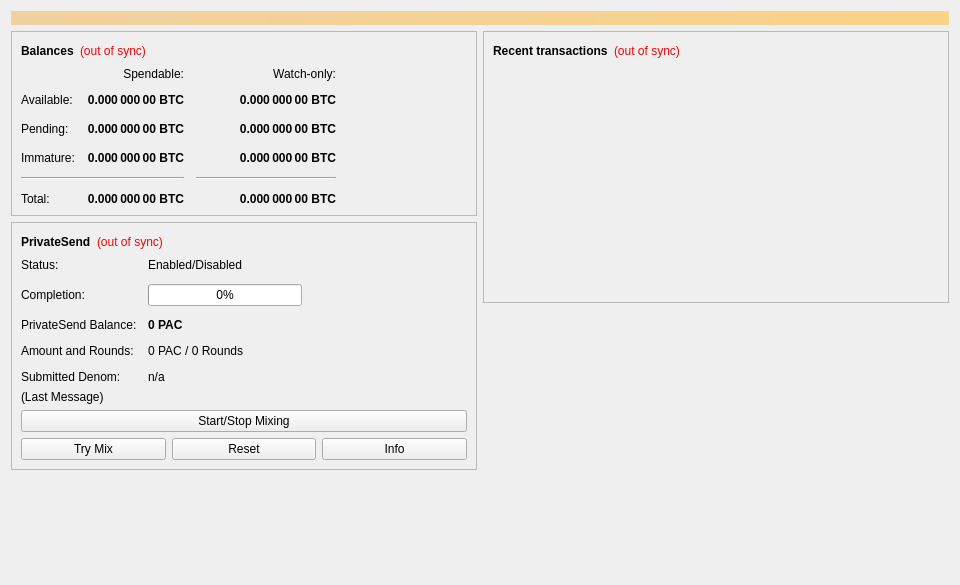
The window that src/qt/forms/overviewpage.ui (theRealDijida/PAC) describes before a commit, drawn with Qt 5.
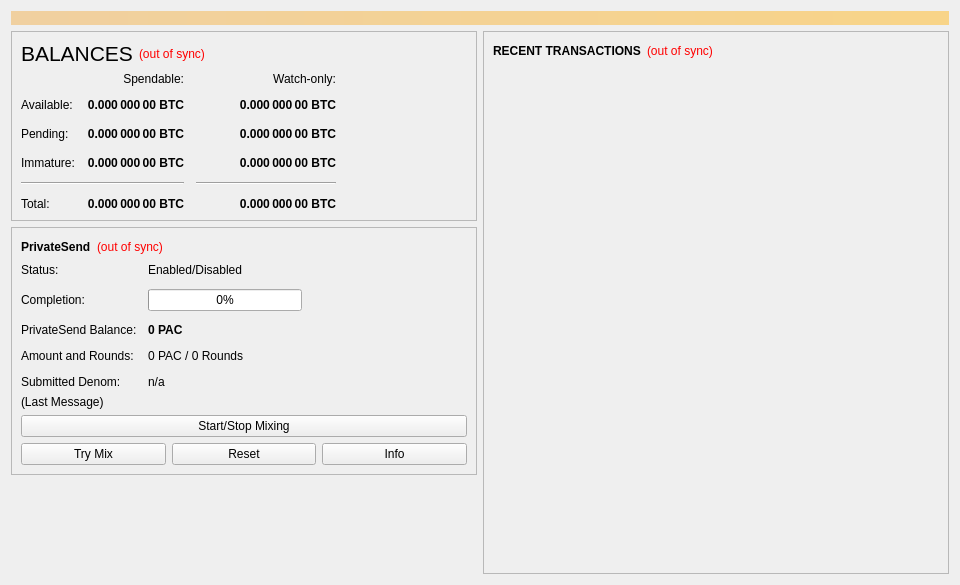
The same window after the commit.

```diff
--- a/src/qt/forms/overviewpage.ui
+++ b/src/qt/forms/overviewpage.ui
@@ -58,12 +58,13 @@
              <widget class="QLabel" name="label_5">
               <property name="font">
                <font>
-                <weight>75</weight>
-                <bold>true</bold>
+                <pointsize>16</pointsize>
+                <weight>50</weight>
+                <bold>false</bold>
                </font>
               </property>
               <property name="text">
-               <string>Balances</string>
+               <string>BALANCES</string>
               </property>
              </widget>
             </item>
@@ -676,7 +677,7 @@
                </font>
               </property>
               <property name="text">
-               <string>Recent transactions</string>
+               <string>RECENT TRANSACTIONS</string>
               </property>
              </widget>
             </item>
@@ -733,19 +734,6 @@
          </layout>
         </widget>
        </item>
-       <item>
-        <spacer name="verticalSpacer_2">
-         <property name="orientation">
-          <enum>Qt::Vertical</enum>
-         </property>
-         <property name="sizeHint" stdset="0">
-          <size>
-           <width>20</width>
-           <height>40</height>
-          </size>
-         </property>
-        </spacer>
-       </item>
       </layout>
      </item>
     </layout>
```
